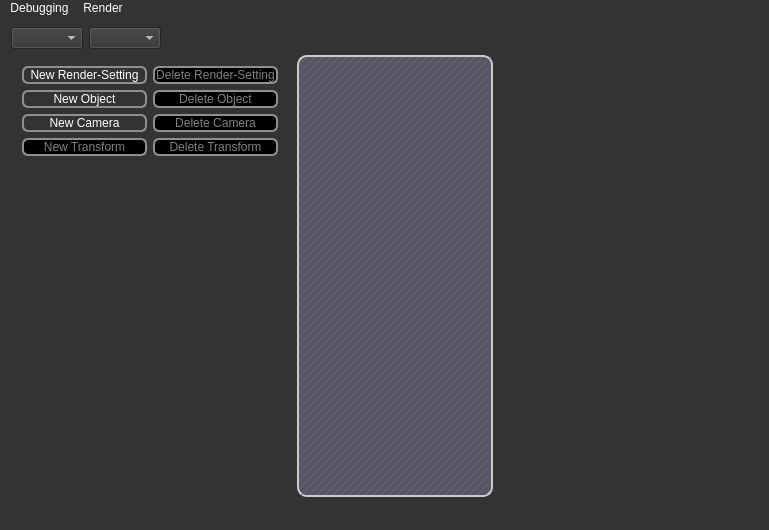
This is qt-frontend/SimplexGui/mainwindow.ui in phresnel/picogen as Qt 5 draws it before an edit. The edited form follows.
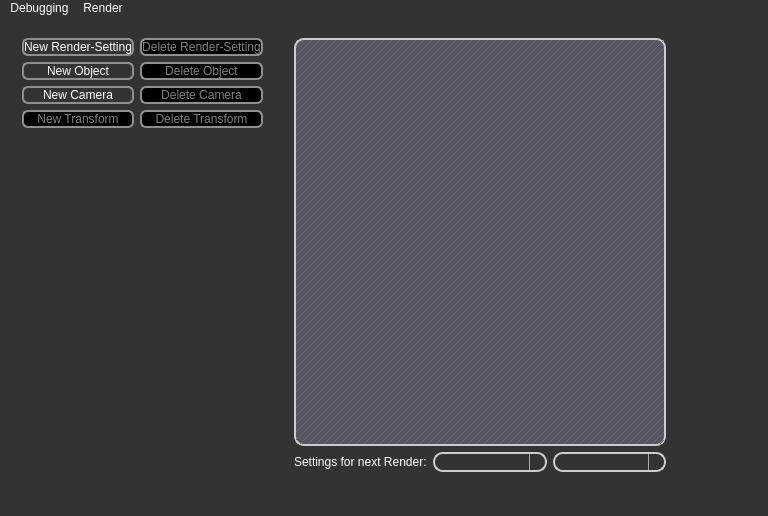
This is the edited form. Custom widgets are drawn as their Qt base class.

What changed in the file:
```diff
--- a/qt-frontend/SimplexGui/mainwindow.ui
+++ b/qt-frontend/SimplexGui/mainwindow.ui
@@ -6,8 +6,8 @@
    <rect>
     <x>0</x>
     <y>0</y>
-    <width>740</width>
-    <height>469</height>
+    <width>768</width>
+    <height>516</height>
    </rect>
   </property>
   <property name="windowTitle">
@@ -34,9 +34,18 @@
 	color:transparent;
 }
 
-QGraphicsView, QMdiArea, QTreeView, QTextEdit, QSpinBox, QDoubleSpinBox {
+QGraphicsView, QMdiArea, 
+QTextEdit, QSpinBox, QDoubleSpinBox, QComboBox,
+QTreeView {
+	color:white;
 	border:2px solid #ccc;
 	border-radius:10px; 
+	background-color: qlineargradient(x1:0, y1:0, x2:0, y2:1,
+                                       stop:0 #717171, stop: 0.5 #505050,
+                                       stop: 0.6 #434343, stop:1 #757575);
+	alternate-background-color:#556;
+}
+QTreeView, QMdiArea, QTextEdit {
 	background-color:#556;
 	alternate-background-color:#556;
 }
@@ -142,49 +151,29 @@
 QSplitter::handle:hover {
 	border:1px solid #faa;
 }
-</string>
+
+
+QComboBox::drop-down {
+     subcontrol-origin: padding;
+     subcontrol-position: top right;
+     width: 15px;
+
+     border-left-width: 1px;
+     border-left-color: darkgray;
+     border-left-style: solid;
+     border-top-right-radius: 3px;
+     border-bottom-right-radius: 3px;
+ }
+QComboBox QAbstractItemView {
+	background: gray;
+}</string>
   </property>
   <widget class="QWidget" name="centralWidget">
    <layout class="QVBoxLayout" name="verticalLayout_2">
     <item>
-     <layout class="QHBoxLayout" name="horizontalLayout">
-      <item>
-       <widget class="QComboBox" name="renderSettingConfig"/>
-      </item>
-      <item>
-       <widget class="QComboBox" name="cameraConfig"/>
-      </item>
-      <item>
-       <spacer name="horizontalSpacer">
+     <widget class="QSplitter" name="splitter">
         <property name="orientation">
          <enum>Qt::Horizontal</enum>
-        </property>
-        <property name="sizeHint" stdset="0">
-         <size>
-          <width>40</width>
-          <height>20</height>
-         </size>
-        </property>
-       </spacer>
-      </item>
-     </layout>
-    </item>
-    <item>
-     <widget class="QSplitter" name="splitter_2">
-      <property name="sizePolicy">
-       <sizepolicy hsizetype="Preferred" vsizetype="Preferred">
-        <horstretch>0</horstretch>
-        <verstretch>0</verstretch>
-       </sizepolicy>
-      </property>
-      <property name="orientation">
-       <enum>Qt::Horizontal</enum>
-      </property>
-      <property name="handleWidth">
-       <number>6</number>
-      </property>
-      <property name="childrenCollapsible">
-       <bool>false</bool>
       </property>
       <widget class="QWidget" name="layoutWidget">
        <layout class="QVBoxLayout" name="verticalLayout">
@@ -282,7 +271,7 @@
           </property>
           <property name="minimumSize">
            <size>
-            <width>256</width>
+            <width>0</width>
             <height>324</height>
            </size>
           </property>
@@ -290,19 +279,9 @@
         </item>
        </layout>
       </widget>
-      <widget class="QSplitter" name="splitter">
-       <property name="sizePolicy">
-        <sizepolicy hsizetype="Preferred" vsizetype="Preferred">
-         <horstretch>0</horstretch>
-         <verstretch>0</verstretch>
-        </sizepolicy>
-       </property>
-       <property name="orientation">
-        <enum>Qt::Horizontal</enum>
-       </property>
-       <property name="childrenCollapsible">
-        <bool>false</bool>
-       </property>
+      <widget class="QWidget" name="verticalLayoutWidget">
+       <layout class="QVBoxLayout" name="verticalLayout_3">
+        <item>
        <widget class="QMdiArea" name="mdiArea">
         <property name="autoFillBackground">
          <bool>false</bool>
@@ -320,6 +299,26 @@
          </brush>
         </property>
        </widget>
+        </item>
+        <item>
+         <layout class="QHBoxLayout" name="horizontalLayout">
+          <item>
+           <widget class="QLabel" name="label">
+            <property name="text">
+             <string>Settings for next Render:</string>
+            </property>
+           </widget>
+          </item>
+          <item>
+           <widget class="QComboBox" name="renderSettingConfig"/>
+          </item>
+          <item>
+           <widget class="QComboBox" name="cameraConfig"/>
+          </item>
+         </layout>
+        </item>
+       </layout>
+      </widget>
        <widget class="QuatschSourceEditor" name="codeEditor" native="true">
         <property name="enabled">
          <bool>false</bool>
@@ -330,13 +329,6 @@
           <verstretch>0</verstretch>
          </sizepolicy>
         </property>
-        <property name="minimumSize">
-         <size>
-          <width>256</width>
-          <height>324</height>
-         </size>
-        </property>
-       </widget>
       </widget>
      </widget>
     </item>
@@ -347,7 +339,7 @@
     <rect>
      <x>0</x>
      <y>0</y>
-     <width>740</width>
+     <width>768</width>
      <height>19</height>
     </rect>
    </property>
```
Lines whose indentation alone changed are shown as unchanged.
